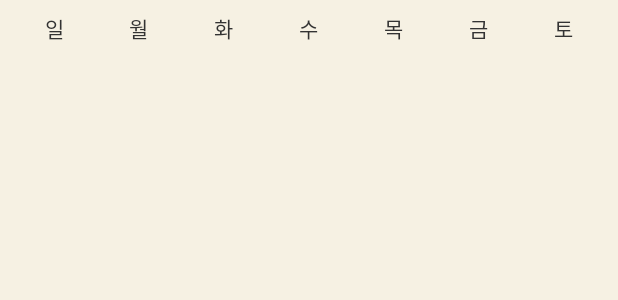
After one commit to oxomi/PraisePrisonApp, an Android app: the layout calendar_month.xml on its own in the app's theme, with its tools: preview values and no code run, on a phone screen of 412 x 824 dp. The commit adds this screen. Shown: the top 300 px of the screen. Run offline under Robolectric (Android 15) with nearby library versions, the phone set to English and light mode, and no system bars.

Commit message:
feat: calendar 구현

```diff
--- /dev/null
+++ b/app/src/main/res/layout/calendar_month.xml
@@ -0,0 +1,71 @@
+<?xml version="1.0" encoding="utf-8"?>
+<LinearLayout xmlns:android="http://schemas.android.com/apk/res/android"
+    android:layout_width="match_parent"
+    android:layout_height="wrap_content"
+    android:orientation="vertical"
+    android:padding="8dp">
+
+    <LinearLayout
+        android:layout_width="match_parent"
+        android:layout_height="wrap_content"
+        android:orientation="horizontal">
+
+        <TextView
+            android:layout_width="0dp"
+            android:layout_height="wrap_content"
+            android:layout_weight="1"
+            android:gravity="center"
+            android:text="일"
+            android:textColor="@color/textPrimary" />
+
+        <TextView
+            android:layout_width="0dp"
+            android:layout_height="wrap_content"
+            android:layout_weight="1"
+            android:gravity="center"
+            android:text="월"
+            android:textColor="@color/textPrimary" />
+
+        <TextView
+            android:layout_width="0dp"
+            android:layout_height="wrap_content"
+            android:layout_weight="1"
+            android:gravity="center"
+            android:text="화"
+            android:textColor="@color/textPrimary" />
+
+        <TextView
+            android:layout_width="0dp"
+            android:layout_height="wrap_content"
+            android:layout_weight="1"
+            android:gravity="center"
+            android:text="수"
+            android:textColor="@color/textPrimary" />
+
+        <TextView
+            android:layout_width="0dp"
+            android:layout_height="wrap_content"
+            android:layout_weight="1"
+            android:gravity="center"
+            android:text="목"
+            android:textColor="@color/textPrimary" />
+
+        <TextView
+            android:layout_width="0dp"
+            android:layout_height="wrap_content"
+            android:layout_weight="1"
+            android:gravity="center"
+            android:text="금"
+            android:textColor="@color/textPrimary" />
+
+        <TextView
+            android:layout_width="0dp"
+            android:layout_height="wrap_content"
+            android:layout_weight="1"
+            android:gravity="center"
+            android:text="토"
+            android:textColor="@color/textPrimary" />
+
+    </LinearLayout>
+
+</LinearLayout>
--- a/build.gradle.kts
+++ b/build.gradle.kts
@@ -3,4 +3,5 @@ plugins {
     alias(libs.plugins.android.application) apply false
     alias(libs.plugins.jetbrains.kotlin.android) apply false
     alias(libs.plugins.google.gms.google.services) apply false
+
 }
--- a/gradle/libs.versions.toml
+++ b/gradle/libs.versions.toml
@@ -1,6 +1,6 @@
 [versions]
-agp = "8.5.0"
-kotlin = "1.9.22"
+agp = "8.6.0"
+kotlin = "2.1.21"
 coreKtx = "1.12.0"
 junit = "4.13.2"
 junitVersion = "1.2.1"
--- a/settings.gradle.kts
+++ b/settings.gradle.kts
@@ -16,6 +16,7 @@ dependencyResolutionManagement {
     repositories {
         google()
         mavenCentral()
+        maven { url = uri("https://jitpack.io") }
     }
 }
 
```
Also changed, not shown: app/build.gradle.kts (+16 -13 lines), app/src/main/java/com/example/praiseprisonapp/ProfileFragment.kt (+82 -29 lines), app/src/main/java/com/example/praiseprisonapp/SplashActivity.kt (+13 -16 lines), app/src/main/java/com/example/praiseprisonapp/ui/group/GroupDetailFragment.kt (+8 -2 lines), app/src/main/res/layout/profile.xml (+13 -2 lines).
